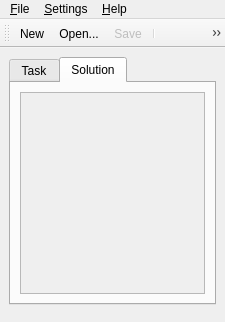
Before: the Qt Designer form ui/mainwindow.ce.ui in leppa/tspsg, drawn with Qt 5.
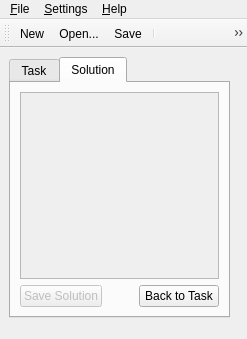
After: the same form once the commit is applied. The open tabs and pages were chosen to show the change. Icons and pictures are not drawn.

Commit message: + Implemented File/Save action. + Added "Save Solution" and "Back to Task" buttons to Solution tab for better usability. * Increased maximum number of cities to 20. Solving for 18-20 cities is already takes much time, so I thought it doesn't make sense to increase more. * Columns and rows are now resized to contents on all platforms.

```diff
--- a/ui/mainwindow.ce.ui
+++ b/ui/mainwindow.ce.ui
@@ -9,8 +9,8 @@
    <rect>
     <x>0</x>
     <y>0</y>
-    <width>225</width>
-    <height>322</height>
+    <width>247</width>
+    <height>339</height>
    </rect>
   </property>
   <property name="windowTitle">
@@ -29,8 +29,8 @@
      <rect>
       <x>9</x>
       <y>9</y>
-      <width>207</width>
-      <height>248</height>
+      <width>221</width>
+      <height>261</height>
      </rect>
     </property>
     <property name="sizePolicy">
@@ -219,6 +219,60 @@
         </property>
        </widget>
       </item>
+      <item>
+       <layout class="QHBoxLayout" name="horizontalLayout">
+        <item>
+         <widget class="QPushButton" name="buttonSaveSolution">
+          <property name="enabled">
+           <bool>false</bool>
+          </property>
+          <property name="cursor">
+           <cursorShape>PointingHandCursor</cursorShape>
+          </property>
+          <property name="statusTip">
+           <string>Save solution to a file</string>
+          </property>
+          <property name="text">
+           <string>Save Solution</string>
+          </property>
+          <property name="icon">
+           <iconset resource="../resources/tspsg.qrc">
+            <normaloff>:/images/icons/filesaveas.png</normaloff>:/images/icons/filesaveas.png</iconset>
+          </property>
+         </widget>
+        </item>
+        <item>
+         <spacer name="horizontalSpacer">
+          <property name="orientation">
+           <enum>Qt::Horizontal</enum>
+          </property>
+          <property name="sizeHint" stdset="0">
+           <size>
+            <width>40</width>
+            <height>20</height>
+           </size>
+          </property>
+         </spacer>
+        </item>
+        <item>
+         <widget class="QPushButton" name="buttonBackToTask">
+          <property name="cursor">
+           <cursorShape>PointingHandCursor</cursorShape>
+          </property>
+          <property name="statusTip">
+           <string>Go back to Task tab</string>
+          </property>
+          <property name="text">
+           <string>Back to Task</string>
+          </property>
+          <property name="icon">
+           <iconset resource="../resources/tspsg.qrc">
+            <normaloff>:/images/icons/back.png</normaloff>:/images/icons/back.png</iconset>
+          </property>
+         </widget>
+        </item>
+       </layout>
+      </item>
      </layout>
     </widget>
    </widget>
@@ -228,7 +282,7 @@
     <rect>
      <x>0</x>
      <y>0</y>
-     <width>225</width>
+     <width>247</width>
      <height>22</height>
     </rect>
    </property>
@@ -532,9 +586,6 @@
    </property>
   </action>
   <action name="actionFileSave">
-   <property name="enabled">
-    <bool>false</bool>
-   </property>
    <property name="icon">
     <iconset resource="../resources/tspsg.qrc">
      <normaloff>:/images/icons/filesave.png</normaloff>:/images/icons/filesave.png</iconset>
```
Left out of the diff: 39 changed lines with no effect on the pictures. The commit also changes 11 other files.
